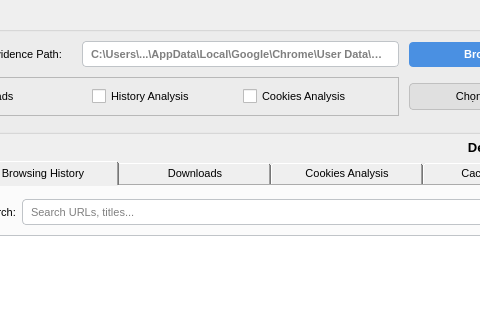
This is ui/pages/analysis_ui/browser_analysis.ui in Tlinhk/Windows_forensic as Qt 5 draws it before an edit; both pictures show x 381 to 861 and y 0 to 320 of the 1451 by 716 pixel window. The edited form follows.
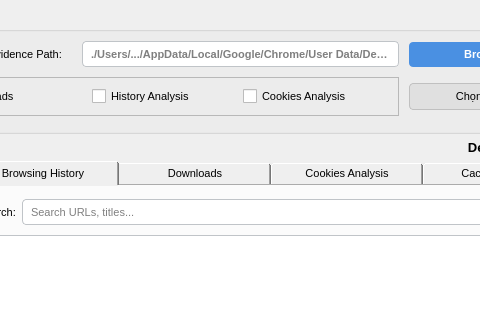
This is the edited form.

Patch:
```diff
--- a/ui/pages/analysis_ui/browser_analysis.ui
+++ b/ui/pages/analysis_ui/browser_analysis.ui
@@ -488,7 +488,7 @@
 </string>
         </property>
         <property name="placeholderText">
-         <string>C:\Users\...\AppData\Local\Google\Chrome\User Data\Default</string>
+         <string>./Users/.../AppData/Local/Google/Chrome/User Data/Default</string>
         </property>
        </widget>
       </item>
```
